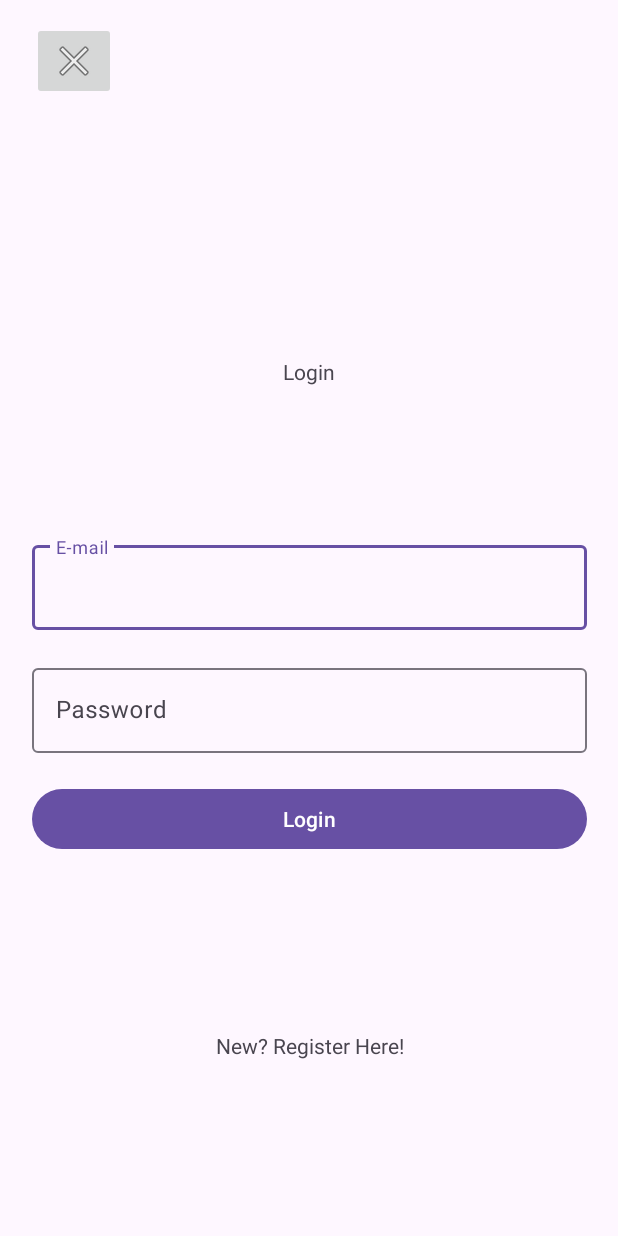
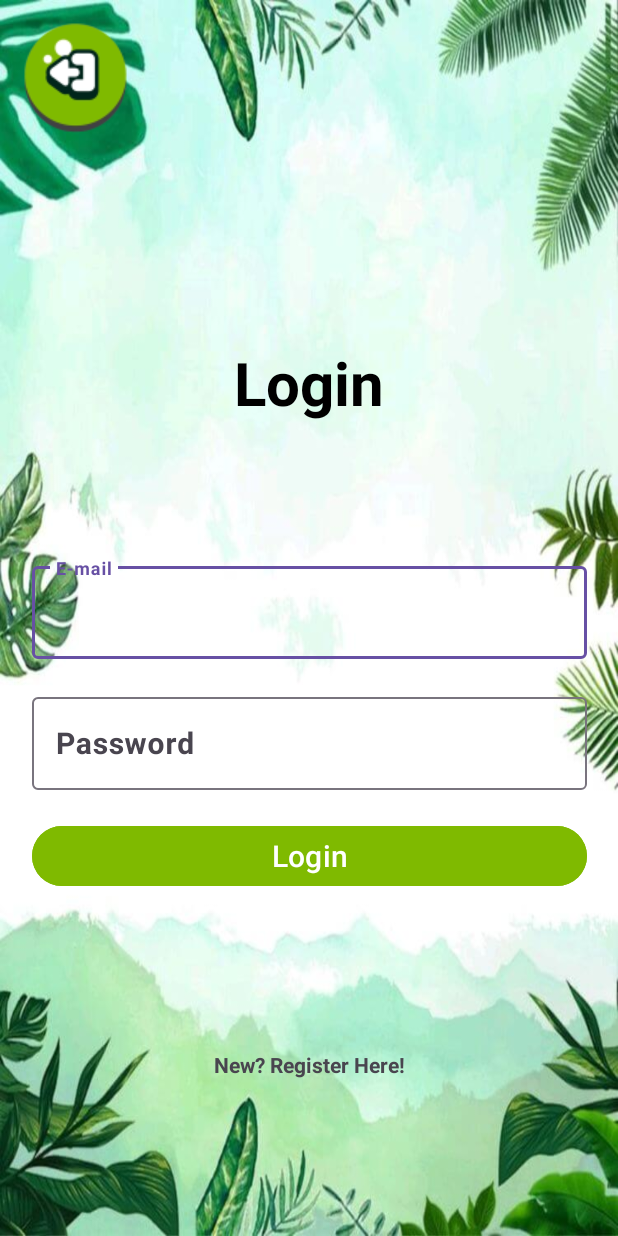
Before and after one commit to NovaKal/Aplicaciones_Moviles-Unidad_5, an Android app: the screen it shows after launch (Login), on a phone screen of 412 x 824 dp. Run offline under Robolectric (Android 15) with nearby library versions, the phone set to English and light mode, and no system bars; our stand-ins replace Firebase (no records; nobody signed in at launch, a user with empty details on screens opened directly).

Commit message:
Finished Login Screen & Functionality

```diff
--- a/memoryrace/app/src/main/java/co/edu/upb/memoryrace/Login.java
+++ b/memoryrace/app/src/main/java/co/edu/upb/memoryrace/Login.java
@@ -8,6 +8,7 @@ import android.os.Bundle;
 import android.text.TextUtils;
 import android.view.View;
 import android.widget.Button;
+import android.widget.ImageButton;
 import android.widget.ProgressBar;
 import android.widget.TextView;
 import android.widget.Toast;
@@ -23,6 +24,7 @@ public class Login extends AppCompatActivity {
 
     TextInputEditText login_email, login_password;
     TextView login_text_login;
+    ImageButton home_button_exit;
     Button login_button;
     FirebaseAuth mAuth;
     ProgressBar progressBar;
@@ -46,9 +48,17 @@ public class Login extends AppCompatActivity {
         login_email = findViewById(R.id.login_editTextTextEmailAddress);
         login_password = findViewById(R.id.login_editTextTextPassword);
         login_button = findViewById(R.id.login_button_login);
+        home_button_exit = findViewById(R.id.game_imageButton_exit);
         progressBar = findViewById(R.id.login_progressBar);
         login_text_login = findViewById(R.id.login_text_login);
         mAuth = FirebaseAuth.getInstance();
+
+        home_button_exit.setOnClickListener(new View.OnClickListener() {
+            @Override
+            public void onClick(View v) {
+                finish();
+            }
+        });
 
         login_text_login.setOnClickListener(new View.OnClickListener() {
             @Override
--- a/memoryrace/app/src/main/res/layout/activity_login.xml
+++ b/memoryrace/app/src/main/res/layout/activity_login.xml
@@ -3,15 +3,33 @@
     xmlns:app="http://schemas.android.com/apk/res-auto"
     xmlns:tools="http://schemas.android.com/tools"
     android:layout_width="match_parent"
-    android:layout_height="match_parent" >
+    android:layout_height="match_parent"
+    android:background="@drawable/app_background_1" >
+
+    <ImageButton
+        android:id="@+id/game_imageButton_exit"
+        android:layout_width="70dp"
+        android:layout_height="75dp"
+        android:backgroundTint="@android:color/transparent"
+        android:contentDescription="@string/home_button_exit_desc"
+        app:layout_constraintBottom_toBottomOf="parent"
+        app:layout_constraintEnd_toEndOf="parent"
+        app:layout_constraintHorizontal_bias="0.045"
+        app:layout_constraintStart_toStartOf="parent"
+        app:layout_constraintTop_toTopOf="parent"
+        app:layout_constraintVertical_bias="0.019"
+        app:srcCompat="@drawable/leave_small" />
 
     <TextView
         android:id="@+id/login_textView_title"
-        android:layout_width="370dp"
-        android:layout_height="40dp"
+        android:layout_width="359dp"
+        android:layout_height="54dp"
         android:layout_marginTop="228dp"
         android:gravity="center"
         android:text="@string/login_title"
+        android:textColor="@android:color/black"
+        android:textSize="40sp"
+        android:textStyle="bold"
         app:layout_constraintEnd_toEndOf="parent"
         app:layout_constraintStart_toStartOf="parent"
         app:layout_constraintTop_toTopOf="parent" />
@@ -32,6 +50,9 @@
             android:layout_weight="1"
             android:autofillHints="emailAddress"
             android:ems="10"
+            android:textColor="@android:color/black"
+            android:textSize="20sp"
+            android:textStyle="bold"
             android:hint="@string/login_email_hint"
             android:importantForAutofill="yes"
             android:inputType="textEmailAddress"
@@ -54,8 +75,11 @@
             android:layout_width="match_parent"
             android:layout_height="wrap_content"
             android:layout_weight="1"
-            android:autofillHints="emailAddress"
+            android:autofillHints="password"
             android:ems="10"
+            android:textColor="@android:color/black"
+            android:textSize="20sp"
+            android:textStyle="bold"
             android:hint="@string/login_password_hint"
             android:importantForAutofill="yes"
             android:inputType="textPassword"
@@ -70,6 +94,8 @@
         android:layout_height="0dp"
         android:layout_marginTop="20dp"
         android:text="@string/login_button_login"
+        android:textSize="20sp"
+        android:backgroundTint="#7fba00"
         android:contentDescription="@string/login_button_desc"
         app:layout_constraintEnd_toEndOf="@+id/login_textInputLayout_email"
         app:layout_constraintStart_toStartOf="@+id/login_textInputLayout_email"
@@ -81,23 +107,11 @@
         android:layout_width="wrap_content"
         android:layout_height="wrap_content"
         android:text="@string/login_text_register"
+        android:textStyle="bold"
         app:layout_constraintBottom_toBottomOf="parent"
         app:layout_constraintEnd_toEndOf="@+id/login_textView_title"
         app:layout_constraintStart_toStartOf="@+id/login_textView_title"
         app:layout_constraintTop_toBottomOf="@+id/login_button_login" />
-
-    <ImageButton
-        android:id="@+id/login_imageButton_exit"
-        android:layout_width="wrap_content"
-        android:layout_height="wrap_content"
-        android:contentDescription="@string/login_button_exit_desc"
-        app:layout_constraintBottom_toBottomOf="parent"
-        app:layout_constraintEnd_toEndOf="parent"
-        app:layout_constraintHorizontal_bias="0.059"
-        app:layout_constraintStart_toStartOf="parent"
-        app:layout_constraintTop_toTopOf="parent"
-        app:layout_constraintVertical_bias="0.019"
-        app:srcCompat="@android:drawable/ic_menu_close_clear_cancel" />
 
     <ProgressBar
         android:id="@+id/login_progressBar"
```
